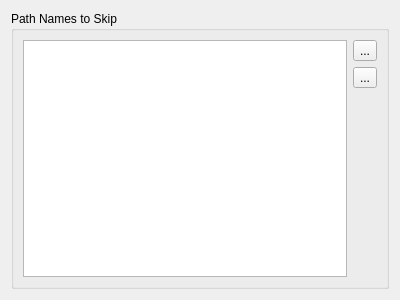
Old version of the form Preferences/UI/SkippedPaths.ui in the repository towel42-com/MediaManager.
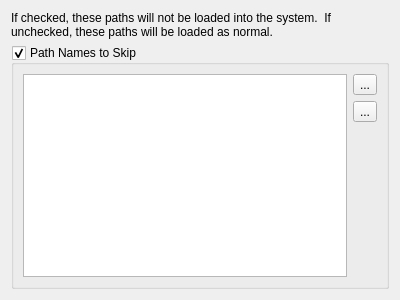
New version of the form. Icons and pictures are not drawn.

Commit message: Added ability to ignore skip, great for tag page

The edit to the form file:
```diff
--- a/Preferences/UI/SkippedPaths.ui
+++ b/Preferences/UI/SkippedPaths.ui
@@ -15,23 +15,25 @@
   </property>
   <layout class="QVBoxLayout" name="verticalLayout">
    <item>
-    <widget class="QGroupBox" name="groupBox_5">
+    <widget class="QLabel" name="label">
+     <property name="text">
+      <string>If checked, these paths will not be loaded into the system.  If unchecked, these paths will be loaded as normal.</string>
+     </property>
+     <property name="wordWrap">
+      <bool>true</bool>
+     </property>
+    </widget>
+   </item>
+   <item>
+    <widget class="QGroupBox" name="ignorePathNamesToSkip">
      <property name="title">
       <string>Path Names to Skip</string>
      </property>
+     <property name="checkable">
+      <bool>true</bool>
+     </property>
      <layout class="QGridLayout" name="gridLayout_11">
       <item row="1" column="1">
-       <widget class="QToolButton" name="btnDelSkipPathName">
-        <property name="text">
-         <string>...</string>
-        </property>
-        <property name="icon">
-         <iconset resource="../../SABUtils/resources/SABUtils.qrc">
-          <normaloff>:/SABUtilsResources/delete.png</normaloff>:/SABUtilsResources/delete.png</iconset>
-        </property>
-       </widget>
-      </item>
-      <item row="0" column="1">
        <widget class="QToolButton" name="btnAddSkipPathName">
         <property name="text">
          <string>...</string>
@@ -42,7 +44,7 @@
         </property>
        </widget>
       </item>
-      <item row="2" column="1">
+      <item row="3" column="1">
        <spacer name="verticalSpacer_10">
         <property name="orientation">
          <enum>Qt::Vertical</enum>
@@ -55,7 +57,18 @@
         </property>
        </spacer>
       </item>
-      <item row="0" column="0" rowspan="3">
+      <item row="2" column="1">
+       <widget class="QToolButton" name="btnDelSkipPathName">
+        <property name="text">
+         <string>...</string>
+        </property>
+        <property name="icon">
+         <iconset resource="../../SABUtils/resources/SABUtils.qrc">
+          <normaloff>:/SABUtilsResources/delete.png</normaloff>:/SABUtilsResources/delete.png</iconset>
+        </property>
+       </widget>
+      </item>
+      <item row="1" column="0" rowspan="3">
        <widget class="QListView" name="pathNamesToSkip"/>
       </item>
      </layout>
```
The commit also changes 5 other files.
